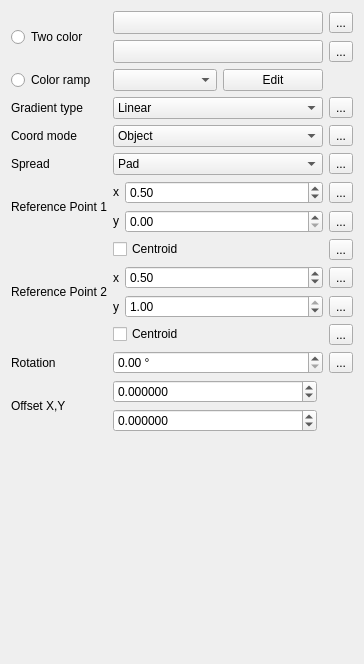
qgis/QGIS, file src/ui/symbollayer/widget_gradientfill.ui: the form before one commit.
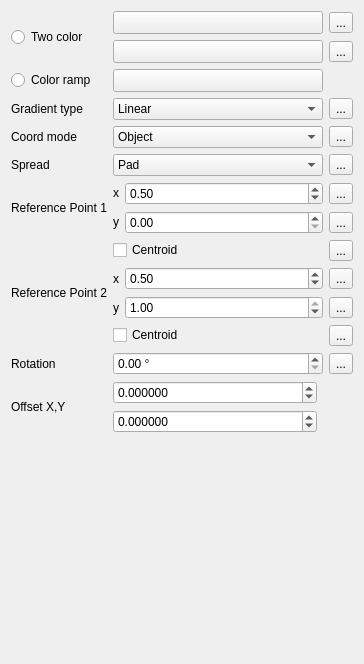
The form after the commit. Custom widgets are drawn as their Qt base class.

Commit message: color ramp button widget for gradiant fill and categorized renderer

The edit to the form file:
```diff
--- a/src/ui/symbollayer/widget_gradientfill.ui
+++ b/src/ui/symbollayer/widget_gradientfill.ui
@@ -152,19 +152,25 @@
    <item row="2" column="1">
     <layout class="QHBoxLayout" name="horizontalLayout_8">
      <item>
-      <widget class="QgsColorRampComboBox" name="cboGradientColorRamp"/>
-     </item>
-     <item>
-      <widget class="QPushButton" name="mButtonEditRamp">
+      <widget class="QgsColorRampButton" name="btnColorRamp">
+       <property name="sizePolicy">
+        <sizepolicy hsizetype="Expanding" vsizetype="Fixed">
+         <horstretch>0</horstretch>
+         <verstretch>0</verstretch>
+        </sizepolicy>
+       </property>
+       <property name="minimumSize">
+        <size>
+         <width>120</width>
+         <height>0</height>
+        </size>
+       </property>
        <property name="maximumSize">
         <size>
-         <width>100</width>
+         <width>16777215</width>
          <height>16777215</height>
         </size>
        </property>
-       <property name="text">
-        <string>Edit</string>
-       </property>
       </widget>
      </item>
     </layout>
@@ -544,6 +550,12 @@
    <header>qgscolorbutton.h</header>
    <container>1</container>
   </customwidget>
+  <customwidget>
+   <class>QgsColorRampButton</class>
+   <extends>QToolButton</extends>
+   <header>qgscolorrampbutton.h</header>
+   <container>1</container>
+  </customwidget>
   <customwidget>
    <class>QgsDataDefinedButton</class>
    <extends>QToolButton</extends>
@@ -560,11 +572,6 @@
    <header>qgsunitselectionwidget.h</header>
    <container>1</container>
   </customwidget>
-  <customwidget>
-   <class>QgsColorRampComboBox</class>
-   <extends>QComboBox</extends>
-   <header>qgscolorrampcombobox.h</header>
-  </customwidget>
  </customwidgets>
  <tabstops>
   <tabstop>radioTwoColor</tabstop>
```
Left out of the diff: 4 changed lines with no effect on the pictures. The commit also changes 14 other files.
